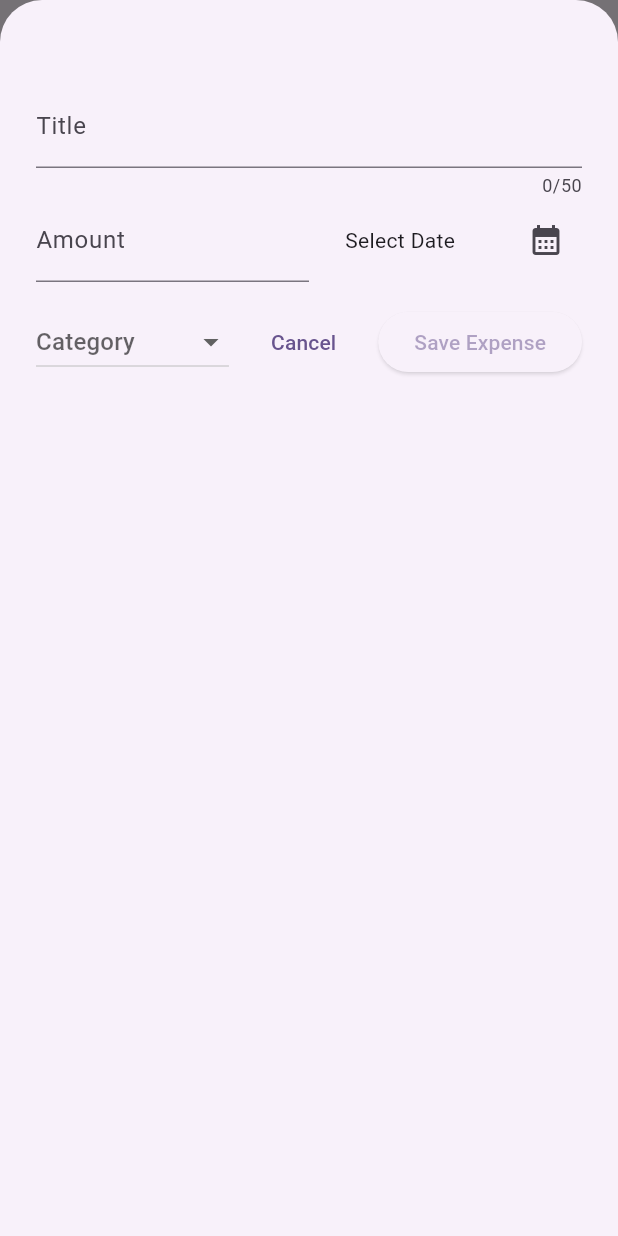
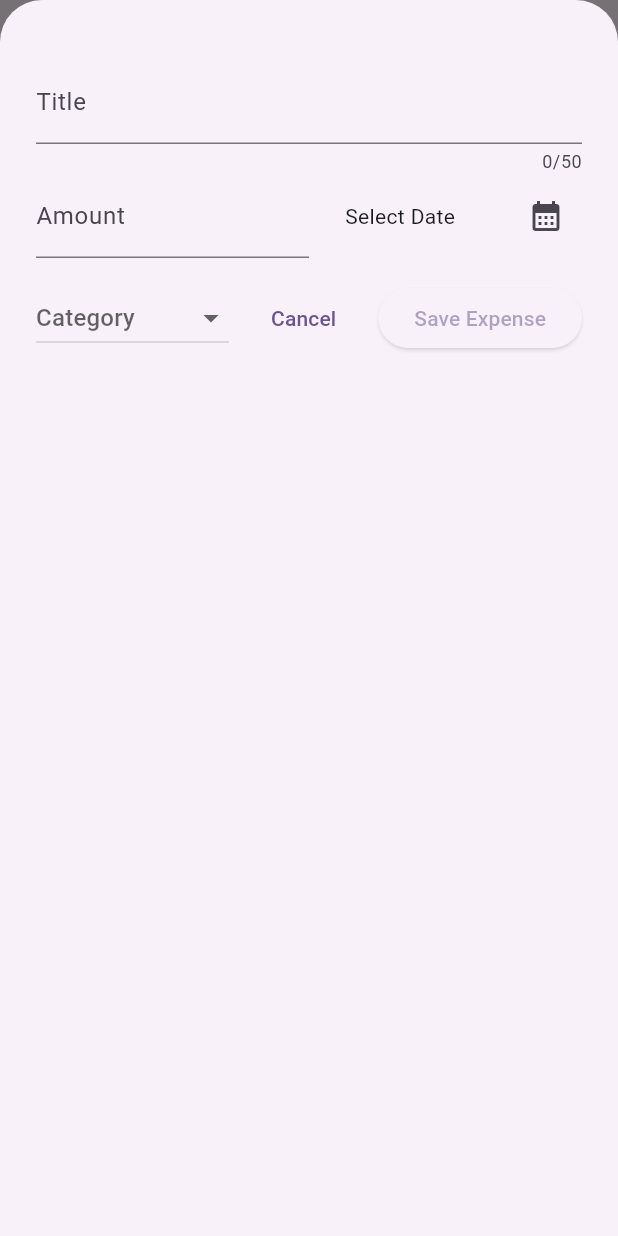
Before and after one commit to NatGgit/expense_tracker, a Flutter app: the screen it shows after launch, after a tap on the "add" icon, on a phone screen of 412 x 824 dp. Run offline on Flutter 3.47's test engine with Material 3 defaults, Android fonts, the phone set to English and light mode, and no system bars; our stand-ins replace flutter_bloc, freezed_annotation.

Commit message:
responsivness added

```diff
--- a/lib/expenses_screen.dart
+++ b/lib/expenses_screen.dart
@@ -1,4 +1,5 @@
 import 'package:expense_tracker_app/widgets/add_expense_widget.dart';
+import 'package:expense_tracker_app/widgets/expense_chart.dart';
 import 'package:expense_tracker_app/widgets/expense_list.dart';
 import 'package:flutter/material.dart';
 
@@ -22,14 +23,26 @@ class _ExpensesScreenState extends State<ExpensesScreen> {
           )
         ],
       ),
-      body: const Padding(
-        padding: EdgeInsets.symmetric(vertical: 8.0, horizontal: 16),
-        child: Column(
-          children: [
-            Placeholder(),
-            ExpenseList(),
-          ],
-        ),
+      body: SafeArea(
+        child: LayoutBuilder(builder: (context, constraints) {
+          return Padding(
+            padding: const EdgeInsets.symmetric(vertical: 8.0, horizontal: 16),
+            child: constraints.maxHeight > constraints.maxWidth
+                ? const Column(
+                    children: [
+                      ExpenseChart(),
+                      ExpenseList(),
+                    ],
+                  )
+                : const Row(
+                    crossAxisAlignment: CrossAxisAlignment.start,
+                    children: [
+                      Expanded(child: ExpenseChart()),
+                      Expanded(child: ExpenseList()),
+                    ],
+                  ),
+          );
+        }),
       ),
     );
   }
@@ -37,6 +50,7 @@ class _ExpensesScreenState extends State<ExpensesScreen> {
   void _openExpenseModal() {
     showModalBottomSheet(
         context: context,
+        useSafeArea: true,
         isScrollControlled: true,
         builder: (_) => AddExpenseWidget());
   }
--- a/lib/main.dart
+++ b/lib/main.dart
@@ -2,9 +2,14 @@ import 'package:expense_tracker_app/bloc/add_expense_cubit.dart';
 import 'package:expense_tracker_app/bloc/expense_bloc.dart';
 import 'package:expense_tracker_app/expenses_screen.dart';
 import 'package:flutter/material.dart';
+//import 'package:flutter/services.dart';
 import 'package:flutter_bloc/flutter_bloc.dart';
 
-void main() {
+Future<void> main() async {
+  WidgetsFlutterBinding.ensureInitialized();
+  // await SystemChrome.setPreferredOrientations([
+  //   DeviceOrientation.portraitUp,
+  // ]);
   runApp(const MyApp());
 }
 
--- a/lib/widgets/add_expense_widget.dart
+++ b/lib/widgets/add_expense_widget.dart
@@ -14,15 +14,14 @@ class AddExpenseWidget extends StatelessWidget {
 
   @override
   Widget build(BuildContext context) {
-    return SafeArea(
-      child: Padding(
+    return Padding(
       padding: const EdgeInsets.all(24.0),
       child: BlocBuilder<AddExpenseCubit, AddExpenseState>(
         builder: (context, state) {
           return Column(
             children: [
-                const SizedBox(
-                  height: 32,
+              SizedBox(
+                height: MediaQuery.of(context).viewInsets.top + 16,
               ),
               TextFormField(
                 controller: titleController,
@@ -41,8 +40,8 @@ class AddExpenseWidget extends StatelessWidget {
                   Expanded(
                     child: TextFormField(
                       controller: amountController,
-                        keyboardType: const TextInputType.numberWithOptions(
-                            decimal: true),
+                      keyboardType:
+                          const TextInputType.numberWithOptions(decimal: true),
                       decoration: const InputDecoration(
                         label: Text('Amount'),
                         suffix: Text(' zł'),
@@ -114,13 +113,10 @@ class AddExpenseWidget extends StatelessWidget {
                     Row(
                       children: [
                         Padding(
-                            padding:
-                                const EdgeInsets.symmetric(horizontal: 16.0),
+                          padding: const EdgeInsets.symmetric(horizontal: 16.0),
                           child: TextButton(
                             onPressed: () {
-                                context
-                                    .read<AddExpenseCubit>()
-                                    .resetFormState();
+                              context.read<AddExpenseCubit>().resetFormState();
                               Navigator.pop(context);
                             },
                             child: const Text('Cancel'),
@@ -143,8 +139,9 @@ class AddExpenseWidget extends StatelessWidget {
                                     amount: state.amount!,
                                     category: state.category!,
                                     date: state.date!);
-                                  context.read<ExpenseBloc>().add(
-                                      AddExpenseEvent(expense: newExpense));
+                                context
+                                    .read<ExpenseBloc>()
+                                    .add(AddExpenseEvent(expense: newExpense));
                                 context
                                     .read<AddExpenseCubit>()
                                     .resetFormState();
@@ -163,7 +160,6 @@ class AddExpenseWidget extends StatelessWidget {
           );
         },
       ),
-      ),
     );
   }
 }
--- a/lib/widgets/expense_list.dart
+++ b/lib/widgets/expense_list.dart
@@ -68,7 +68,6 @@ class ExpenseList extends StatelessWidget {
               },
               child: ExpenseCard(expense: state.expenses[index]),
             ),
-            shrinkWrap: true,
           ),
         );
       },
```
Lines whose indentation alone changed are shown as unchanged.
